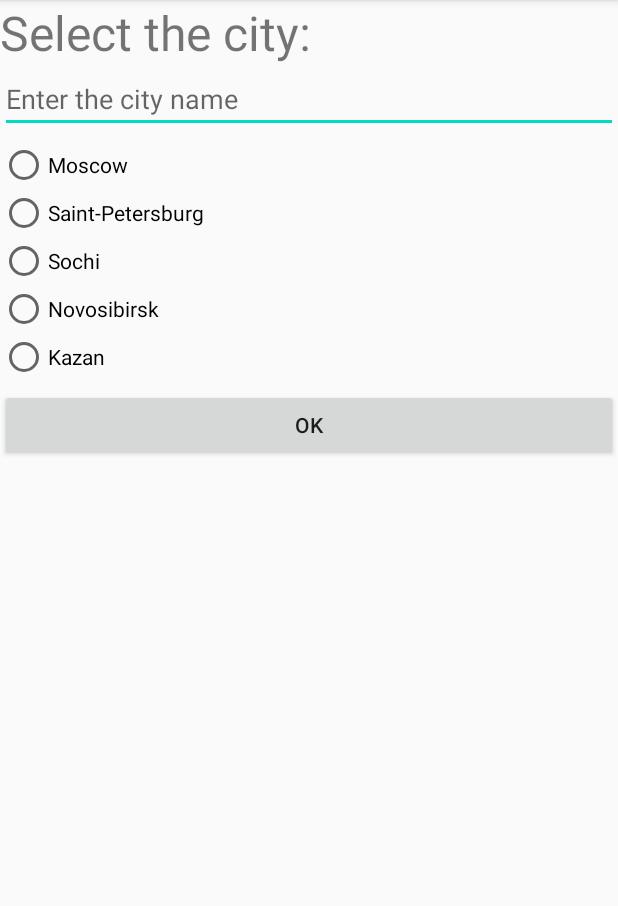
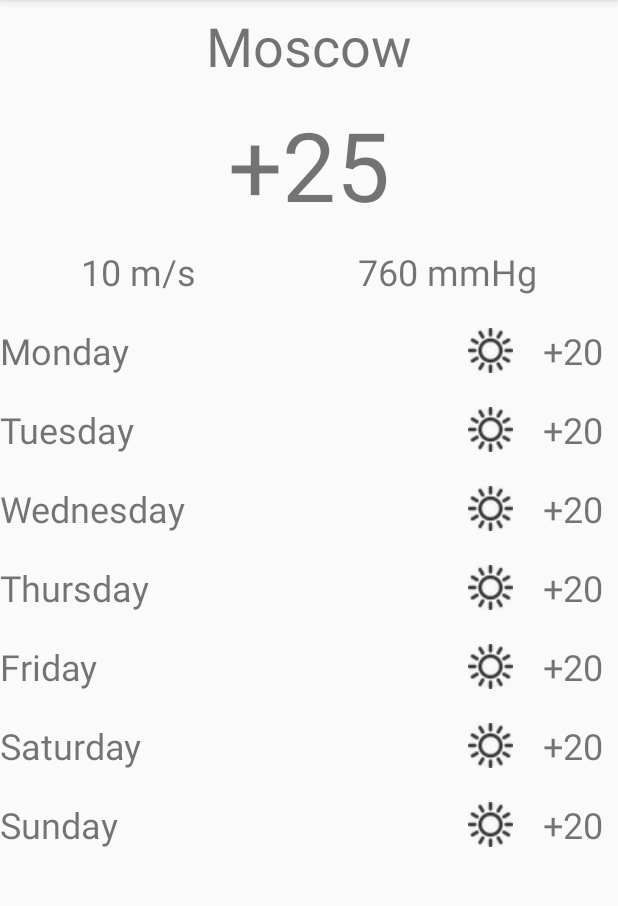
Before and after one commit to kozirfm/AndroidPart1, an Android app: the screen it shows after launch (MainActivity), on a phone screen of 412 x 824 dp, the part 84-990 px from its top. Run offline under Robolectric (Android 15) with nearby library versions, the phone set to English and light mode, and no system bars.

Commit message:
Android Part 1, Home Work, Lesson3, Add onSaveInstanceState and RestoreInstanceState

```diff
--- a/app/src/main/AndroidManifest.xml
+++ b/app/src/main/AndroidManifest.xml
@@ -16,6 +16,12 @@
                 <category android:name="android.intent.category.LAUNCHER" />
             </intent-filter>
         </activity>
+        <activity android:name=".SelectCityActivity">
+<!--            -->
+        </activity>
+        <activity android:name=".SettingsActivity">
+<!--            -->
+        </activity>
     </application>
 
 </manifest>
--- a/app/src/main/java/ru/geekbrains/kozirfm/weatherapp/MainActivity.java
+++ b/app/src/main/java/ru/geekbrains/kozirfm/weatherapp/MainActivity.java
@@ -1,19 +1,44 @@
 package ru.geekbrains.kozirfm.weatherapp;
 
+import android.support.annotation.NonNull;
 import android.support.v7.app.AppCompatActivity;
 import android.os.Bundle;
 import android.util.Log;
+import android.widget.TextView;
 import android.widget.Toast;
 
 public class MainActivity extends AppCompatActivity {
 
-    private static final String LIFECYCLEMESSAGE = "LIFECYCLEMESSAGE";
+    private static final String LIFE_CYCLE_MESSAGE = "LIFE_CYCLE_MESSAGE";
+    private static final String MAIN_CITY = "MAIN_CITY";
+    private static final String MAIN_TEMPERATURE = "MAIN_TEMPERATURE";
+    private TextView mainCity;
+    private TextView mainTemperature;
 
     @Override
     protected void onCreate(Bundle savedInstanceState) {
         super.onCreate(savedInstanceState);
-        setContentView(R.layout.select_city_activity);
+        setContentView(R.layout.activity_main);
+        mainCity = findViewById(R.id.mainCity);
+        mainTemperature = findViewById(R.id.mainTemperature);
+        mainCity.setText(R.string.city_moscow);
+        mainTemperature.setText(R.string.main_temperature);
         makeToast("onCreate");
+    }
+
+    @Override
+    protected void onSaveInstanceState(Bundle outState) {
+        super.onSaveInstanceState(outState);
+        outState.putString(MAIN_CITY, mainCity.getText().toString());
+        outState.putString(MAIN_TEMPERATURE,mainTemperature.getText().toString());
+
+    }
+
+    @Override
+    protected void onRestoreInstanceState(@NonNull Bundle savedInstanceState) {
+        super.onRestoreInstanceState(savedInstanceState);
+        mainCity.setText(savedInstanceState.getString(MAIN_CITY));
+        mainTemperature.setText(savedInstanceState.getString(MAIN_TEMPERATURE));
     }
 
     @Override
@@ -54,6 +79,6 @@ public class MainActivity extends AppCompatActivity {
 
     private void makeToast(String msg){
         Toast.makeText(getApplicationContext(), msg, Toast.LENGTH_SHORT).show();
-        Log.d(LIFECYCLEMESSAGE, msg);
+        Log.d(LIFE_CYCLE_MESSAGE, msg);
     }
 }
--- a/app/src/main/res/layout-land/activity_main.xml
+++ b/app/src/main/res/layout-land/activity_main.xml
@@ -19,7 +19,6 @@
             android:layout_height="wrap_content"
             android:paddingTop="6dp"
             android:paddingBottom="12dp"
-            android:text="@string/city"
             android:textSize="@dimen/main_city"
             app:layout_constraintBottom_toBottomOf="parent"
             app:layout_constraintLeft_toLeftOf="parent"
--- a/app/src/main/res/layout/activity_main.xml
+++ b/app/src/main/res/layout/activity_main.xml
@@ -18,7 +18,7 @@
             android:layout_width="wrap_content"
             android:layout_height="wrap_content"
             android:paddingTop="6dp"
-            android:text="@string/city"
+            android:text="@string/main_city"
             android:textSize="@dimen/main_city"
             app:layout_constraintBottom_toBottomOf="parent"
             app:layout_constraintLeft_toLeftOf="parent"
--- a/app/src/main/res/layout/select_city_activity.xml
+++ b/app/src/main/res/layout/activity_select_city.xml
@@ -26,6 +26,7 @@
             android:inputType="text" />
 
         <RadioGroup
+            android:id="@+id/checkedCity"
             android:layout_width="match_parent"
             android:layout_height="wrap_content"
             android:paddingTop="5dp"
--- a/app/src/main/res/layout/settings_activity.xml
+++ b/app/src/main/res/layout/activity_settings.xml
@@ -118,7 +118,7 @@
         </RadioGroup>
 
         <Button
-            android:id="@+id/select_settings_button"
+            android:id="@+id/selectSettingsButton"
             android:layout_width="match_parent"
             android:layout_height="wrap_content"
             android:text="@string/select_settings_button" />
--- a/app/src/main/res/values/strings.xml
+++ b/app/src/main/res/values/strings.xml
@@ -1,6 +1,6 @@
 <resources>
     <string name="app_name">WeatherApp</string>
-    <string name="city">Saint-Petersburg</string>
+    <string name="main_city">Saint-Petersburg</string>
     <string name="main_temperature">+25</string>
     <string name="monday">Monday</string>
     <string name="tuesday">Tuesday</string>
```
Also changed, not shown: app/src/main/java/ru/geekbrains/kozirfm/weatherapp/SelectCityActivity.java (added, +14 -0 lines), app/src/main/java/ru/geekbrains/kozirfm/weatherapp/SettingsActivity.java (added, +14 -0 lines), 1 other file.
